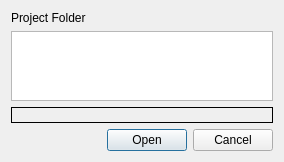
First picture: the form in src/ui/backupdialog_ui.ui, repository KDE/kdenlive, before the edit.
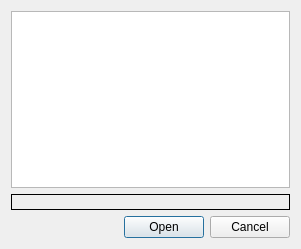
Second picture: the form after the edit. Custom widgets are drawn as their Qt base class.

Commit message: Move project backup files to an XDG compliant path (but still check old path for previous backups) Ref: T2582

Patch:
```diff
--- a/src/ui/backupdialog_ui.ui
+++ b/src/ui/backupdialog_ui.ui
@@ -6,40 +6,15 @@
    <rect>
     <x>0</x>
     <y>0</y>
-    <width>284</width>
-    <height>150</height>
+    <width>301</width>
+    <height>249</height>
    </rect>
   </property>
   <property name="windowTitle">
    <string>Dialog</string>
   </property>
   <layout class="QGridLayout" name="gridLayout">
-   <item row="0" column="0" colspan="2">
-    <layout class="QHBoxLayout" name="horizontalLayout">
-     <item>
-      <widget class="QLabel" name="label">
-       <property name="text">
-        <string>Project Folder</string>
-       </property>
-      </widget>
-     </item>
-     <item>
-      <widget class="KUrlRequester" name="project_url">
-       <property name="mode">
-        <set>KFile::Directory|KFile::ExistingOnly|KFile::LocalOnly</set>
-       </property>
-      </widget>
-     </item>
-    </layout>
-   </item>
    <item row="1" column="0" colspan="2">
-    <widget class="QListWidget" name="backup_list">
-     <property name="alternatingRowColors">
-      <bool>true</bool>
-     </property>
-    </widget>
-   </item>
-   <item row="2" column="0" colspan="2">
     <widget class="QLabel" name="backup_preview">
      <property name="frameShape">
       <enum>QFrame::Box</enum>
@@ -49,7 +24,7 @@
      </property>
     </widget>
    </item>
-   <item row="3" column="0">
+   <item row="2" column="0">
     <widget class="QLabel" name="info_label">
      <property name="sizePolicy">
       <sizepolicy hsizetype="MinimumExpanding" vsizetype="Preferred">
@@ -62,7 +37,14 @@
      </property>
     </widget>
    </item>
-   <item row="3" column="1">
+   <item row="0" column="0" colspan="2">
+    <widget class="QListWidget" name="backup_list">
+     <property name="alternatingRowColors">
+      <bool>true</bool>
+     </property>
+    </widget>
+   </item>
+   <item row="2" column="1">
     <widget class="QDialogButtonBox" name="buttonBox">
      <property name="orientation">
       <enum>Qt::Horizontal</enum>
@@ -74,13 +56,6 @@
    </item>
   </layout>
  </widget>
- <customwidgets>
-  <customwidget>
-   <class>KUrlRequester</class>
-   <extends>QFrame</extends>
-   <header>kurlrequester.h</header>
-  </customwidget>
- </customwidgets>
  <resources/>
  <connections>
   <connection>
```
The commit also changes 4 other files.
